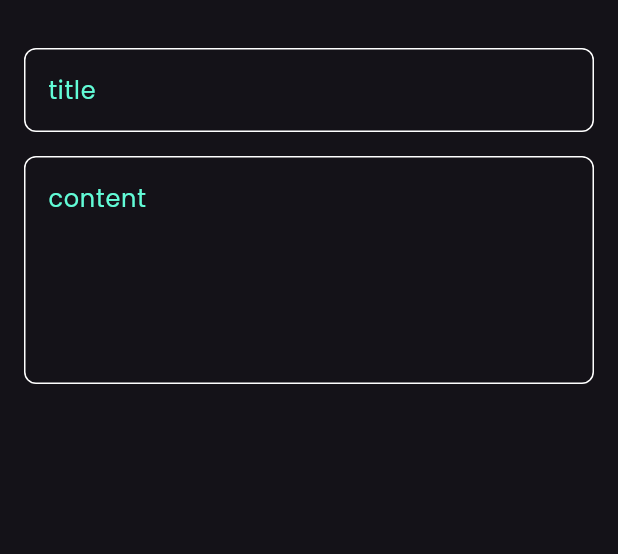
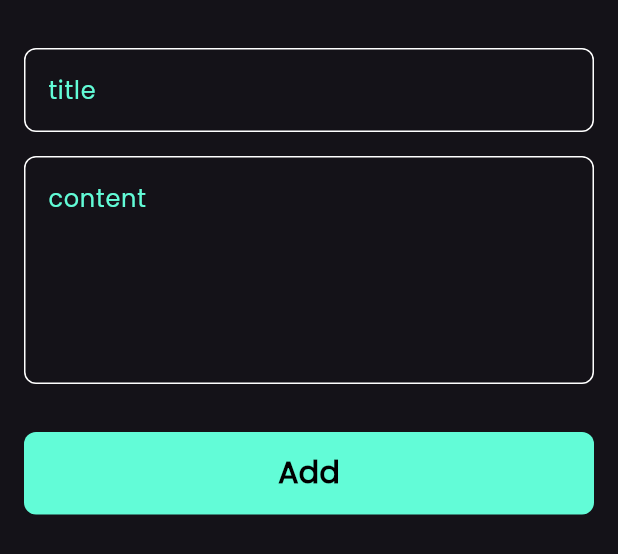
Before and after one commit to Huda-Mawood/notes_app, a Flutter app: the AddNoteButtomModelSheet widget shown alone on an empty page, opened directly, on a phone screen of 412 x 824 dp. Shown: the top 554 px of the screen. Run offline on Flutter 3.47's test engine with Material 3 defaults, Android fonts, the phone set to English and light mode, and no system bars; our stand-ins replace font_awesome_flutter; project files that could hold a hidden picture were left out.

Commit message:
finish notes bottom sheet

```diff
--- a/lib/views/widgets/add_note_bottom_sheet.dart
+++ b/lib/views/widgets/add_note_bottom_sheet.dart
@@ -1,4 +1,6 @@
 import 'package:flutter/material.dart';
+import 'package:notes_app/constants.dart';
+import 'package:notes_app/views/widgets/custom_button.dart';
 import 'package:notes_app/views/widgets/custom_text_field.dart';
 
 class AddNoteButtomModelSheet extends StatelessWidget {
@@ -8,6 +10,7 @@ class AddNoteButtomModelSheet extends StatelessWidget {
   Widget build(BuildContext context) {
     return Padding(
       padding: const EdgeInsets.symmetric(horizontal: 16),
+      child: SingleChildScrollView(
         child: Column(
           children: [
             SizedBox(
@@ -23,7 +26,12 @@ class AddNoteButtomModelSheet extends StatelessWidget {
               maxlines: 5,
               hint: 'content',
             ),
+            SizedBox(
+              height: 32,
+            ),
+            CustomButton(),
           ],
+        ),
       ),
     );
   }
--- /dev/null
+++ b/lib/views/widgets/custom_button.dart
@@ -0,0 +1,25 @@
+import 'package:flutter/material.dart';
+import 'package:notes_app/constants.dart';
+
+class CustomButton extends StatelessWidget {
+  const CustomButton({super.key});
+
+  @override
+  Widget build(BuildContext context) {
+    return Container(
+      width: MediaQuery.of(context).size.width,
+      height: 55,
+      decoration: BoxDecoration(
+        color: kPrimaryColor,
+        borderRadius: BorderRadius.circular(8),
+      ),
+      child: const Center(
+        child: Text(
+          'Add',
+          style: TextStyle(
+              color: Colors.black, fontSize: 20, fontWeight: FontWeight.bold),
+        ),
+      ),
+    );
+  }
+}
```
Lines whose indentation alone changed are shown as unchanged.
